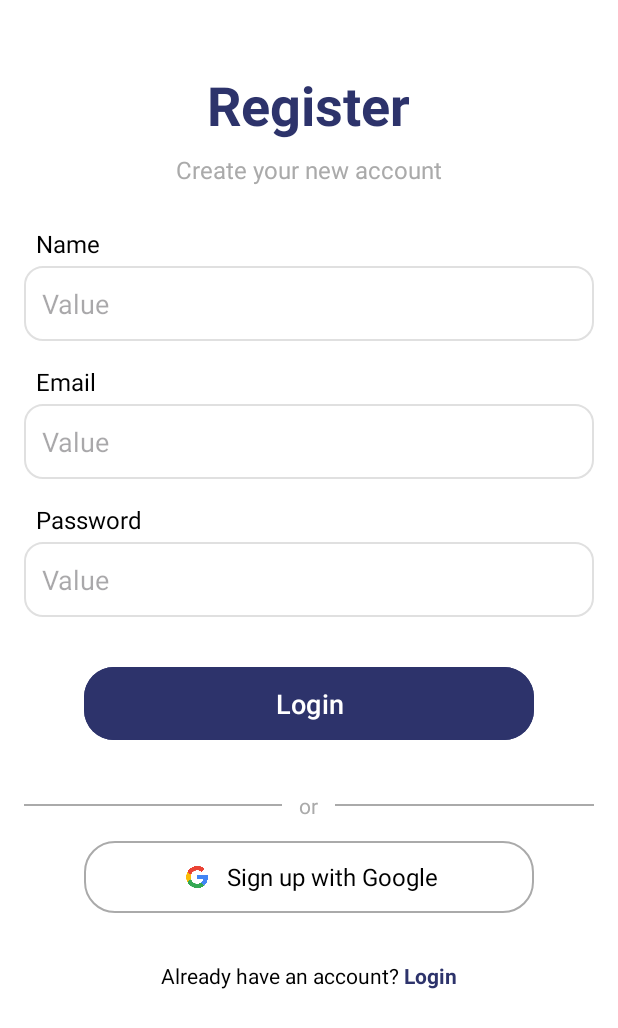
After one commit to nayamarsha/bridgey, an Android app: the layout activity_register.xml on its own in the app's theme, with its tools: preview values and no code run, on a phone screen of 412 x 824 dp. The commit adds this screen. Shown: the top 1028 px of the screen. Run offline under Robolectric (Android 15) with nearby library versions, the phone set to English and light mode, and no system bars.

Commit message:
register_fe

```diff
--- /dev/null
+++ b/app/src/main/java/com/example/bridgey2/RegisterActivity.kt
@@ -0,0 +1,11 @@
+package com.example.bridgey2
+
+import android.os.Bundle
+import androidx.appcompat.app.AppCompatActivity
+
+class RegisterActivity : AppCompatActivity() {
+    override fun onCreate(savedInstanceState: Bundle?) {
+        super.onCreate(savedInstanceState)
+        setContentView(R.layout.activity_register)
+    }
+}
--- /dev/null
+++ b/app/src/main/res/drawable/bg_input_grey_outline.xml
@@ -0,0 +1,16 @@
+<?xml version="1.0" encoding="utf-8"?>
+<shape xmlns:android="http://schemas.android.com/apk/res/android"
+    android:shape="rectangle">
+
+    <!-- Background transparan / putih -->
+    <solid android:color="#00FFFFFF" /> <!-- transparan -->
+    <!-- atau: <solid android:color="#FFFFFF" /> --> <!-- putih -->
+
+    <!-- Outline abu-abu -->
+    <stroke
+        android:width="1dp"
+        android:color="#E0E0E0" /> <!-- abu-abu -->
+
+    <!-- Rounded corner -->
+    <corners android:radius="12dp" />
+</shape>
--- /dev/null
+++ b/app/src/main/res/drawable/google_button_background.xml
@@ -0,0 +1,8 @@
+<?xml version="1.0" encoding="utf-8"?>
+<shape xmlns:android="http://schemas.android.com/apk/res/android"
+    android:shape="rectangle">
+    <solid android:color="@android:color/white"/>
+    <corners android:radius="20dp"/> <stroke
+    android:width="1dp"
+    android:color="@android:color/darker_gray"/>
+</shape>
--- /dev/null
+++ b/app/src/main/res/layout/activity_register.xml
@@ -0,0 +1,178 @@
+<?xml version="1.0" encoding="utf-8"?>
+<RelativeLayout xmlns:android="http://schemas.android.com/apk/res/android"
+    xmlns:app="http://schemas.android.com/apk/res-auto"
+    android:layout_width="match_parent"
+    android:layout_height="match_parent"
+    android:background="@android:color/white"> <RelativeLayout
+    android:id="@+id/header"
+    android:layout_width="match_parent"
+    android:layout_height="140dp"
+    android:background="@android:color/white" android:padding="15dp">
+
+    <TextView
+        android:id="@+id/tv_register_title" android:layout_width="wrap_content"
+        android:layout_height="wrap_content"
+        android:layout_centerInParent="true"
+        android:text="Register"
+        android:textColor="@color/primary"
+        android:textSize="36sp"
+        android:textStyle="bold" />
+
+    <TextView
+        android:layout_width="wrap_content"
+        android:layout_height="wrap_content"
+        android:layout_below="@id/tv_register_title"
+        android:layout_centerHorizontal="true"
+        android:layout_marginTop="8dp"
+        android:text="Create your new account"
+        android:textColor="@android:color/darker_gray" android:textSize="16sp" />
+
+</RelativeLayout>
+
+        <LinearLayout
+            android:layout_width="match_parent"
+            android:layout_height="wrap_content"
+            android:orientation="vertical"
+            android:paddingTop="1dp"
+            android:gravity="center_horizontal">
+
+            <LinearLayout
+            android:layout_width="match_parent"
+            android:layout_height="wrap_content"
+            android:orientation="vertical"
+            android:paddingHorizontal="16dp"
+            android:layout_marginTop="150dp">
+
+            <TextView
+                android:layout_width="wrap_content"
+                android:layout_height="wrap_content"
+                android:text="Name"
+                android:textColor="@color/black"
+                android:textSize="16sp"
+                android:layout_marginStart="8dp"
+                android:layout_marginBottom="4dp"/>
+            <EditText
+            android:id="@+id/et_name" android:layout_width="match_parent"
+            android:layout_height="50dp" android:hint="Value"
+            android:inputType="textPersonName" android:background="@drawable/bg_input_grey_outline"
+            android:padding="12dp"
+            android:layout_marginBottom="16dp" />
+
+            <TextView
+                android:layout_width="wrap_content"
+                android:layout_height="wrap_content"
+                android:text="Email"
+                android:textColor="@color/black"
+                android:textSize="16sp"
+                android:layout_marginStart="8dp"
+                android:layout_marginBottom="4dp"/>
+
+            <EditText
+                android:id="@+id/et_email" android:layout_width="match_parent"
+                android:layout_height="50dp"
+                android:hint="Value"
+                android:inputType="textEmailAddress" android:background="@drawable/bg_input_grey_outline"
+                android:padding="12dp"
+                android:layout_marginBottom="16dp" />
+
+            <TextView
+                android:layout_width="wrap_content"
+                android:layout_height="wrap_content"
+                android:text="Password"
+                android:textColor="@color/black"
+                android:textSize="16sp"
+                android:layout_marginStart="8dp"
+                android:layout_marginBottom="4dp"/>
+
+            <EditText
+                android:id="@+id/et_password" android:layout_width="match_parent"
+                android:layout_height="50dp"
+                android:hint="Value"
+                android:inputType="textPassword" android:background="@drawable/bg_input_grey_outline"
+                android:padding="12dp"
+                android:layout_marginBottom="24dp" />
+
+        </LinearLayout>
+
+            <com.google.android.material.button.MaterialButton
+                android:id="@+id/btn_register" android:layout_width="300dp"
+                android:layout_height="wrap_content"
+                android:layout_gravity="center"
+                android:text="Login" android:textColor="@android:color/white"
+                android:paddingVertical="12dp"
+                android:textSize="18sp"
+                android:layout_marginTop="5dp"
+                android:backgroundTint="@color/primary" app:cornerRadius="20dp"
+                android:layout_marginBottom="30dp"/>
+
+            <LinearLayout
+                android:layout_width="match_parent"
+                android:layout_height="wrap_content"
+                android:orientation="horizontal"
+                android:gravity="center_vertical"
+                android:layout_marginBottom="6dp"
+                android:paddingHorizontal="16dp"> <View
+                android:layout_width="0dp"
+                android:layout_height="1dp"
+                android:layout_weight="1"
+                android:background="@android:color/darker_gray"/>
+                <TextView
+                    android:layout_width="wrap_content"
+                    android:layout_height="wrap_content"
+                    android:text=" or "
+                    android:textColor="@android:color/darker_gray"
+                    android:layout_marginStart="8dp"
+                    android:layout_marginEnd="8dp"/>
+                <View
+                    android:layout_width="0dp"
+                    android:layout_height="1dp"
+                    android:layout_weight="1"
+                    android:background="@android:color/darker_gray"/>
+            </LinearLayout>
+
+            <LinearLayout
+                android:id="@+id/btn_sign_up_google_layout" android:layout_width="300dp"
+                android:layout_height="wrap_content"
+                android:orientation="horizontal"
+                android:gravity="center"
+                android:background="@drawable/google_button_background" android:clickable="true"
+                android:focusable="true"
+                android:foreground="?attr/selectableItemBackground"
+                android:paddingVertical="12dp"
+                android:layout_marginBottom="32dp"
+                android:layout_marginTop="8dp">
+
+                <ImageView
+                    android:layout_width="24dp"  android:layout_height="24dp" android:src="@drawable/ic_google"
+                    android:layout_marginEnd="8dp" /> <TextView
+                android:layout_width="wrap_content"
+                android:layout_height="wrap_content"
+                android:text="Sign up with Google"
+                android:textColor="@color/black"
+                android:textSize="16sp" />
+
+            </LinearLayout>
+
+            <LinearLayout
+                android:layout_width="wrap_content"
+                android:layout_height="wrap_content"
+                android:orientation="horizontal"
+                android:gravity="center_vertical">
+                <TextView
+                    android:layout_width="wrap_content"
+                    android:layout_height="wrap_content"
+                    android:text="Already have an account? "
+                    android:textColor="@color/black"/>
+                <TextView
+                    android:id="@+id/tv_login_link"
+                    android:layout_width="wrap_content"
+                    android:layout_height="wrap_content"
+                    android:text="Login"
+                    android:textColor="@color/primary" android:textStyle="bold"
+                    android:clickable="true"
+                    android:focusable="true"/>
+            </LinearLayout>
+
+
+        </LinearLayout>
+</RelativeLayout>
--- a/app/src/main/res/values/strings.xml
+++ b/app/src/main/res/values/strings.xml
@@ -1,5 +1,6 @@
 <resources>
     <string name="app_name">bridgey2</string>
     <!-- TODO: Remove or change this placeholder text -->
-    <string name="hello_blank_fragment">Hello blank fragment</string>
+    <string name="hello_blank_fragment">Hello blank fragment
+    </string>
 </resources>
```
Also changed, not shown: app/src/main/res/drawable/ic_google.png (added).
